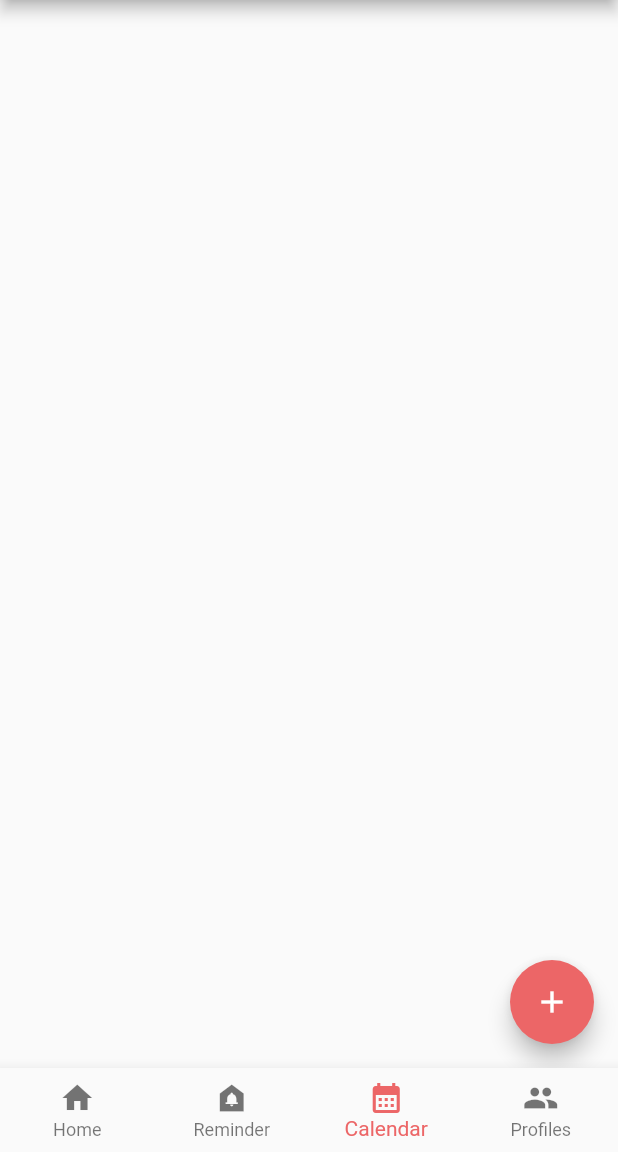
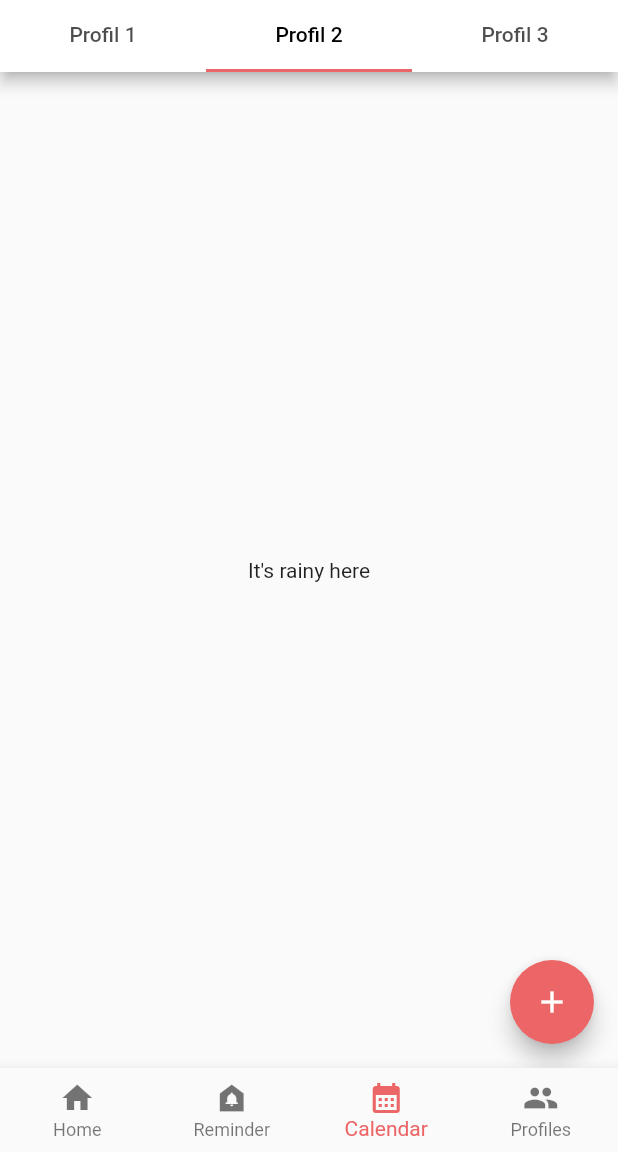
Before and after one commit to tobias-mack/tabmind, a Flutter app: the screen it shows after launch, item 3 of the bottom bar chosen, on a phone screen of 412 x 824 dp, the part 84-1236 px from its top. Run offline on Flutter 3.47's test engine with Material 2 defaults, Android fonts, the phone set to English and light mode, and no system bars; our stand-ins replace flutter_riverpod, freezed_annotation.

Commit message:
Calendar: tab bar

```diff
--- a/lib/pages/calendar/calendar_view.dart
+++ b/lib/pages/calendar/calendar_view.dart
@@ -5,18 +5,19 @@ import '../../common/providers.dart';
 import '../../util/AppColors.dart';
 import 'calendar_model.dart';
 
-
 class CalendarView extends ConsumerWidget {
   const CalendarView({Key? key}) : super(key: key);
 
   @override
   Widget build(BuildContext context, WidgetRef ref) {
-
     final CalendarController controller =
         ref.read(providers.calendarControllerProvider.notifier);
     final CalendarModel model = ref.watch(providers.calendarControllerProvider);
 
-    return Scaffold(
+    return DefaultTabController(
+      initialIndex: 1,
+      length: 3,
+      child: Scaffold(
         appBar: AppBar(
           backgroundColor: Colors.white,
           title: const Image(
@@ -25,16 +26,50 @@ class CalendarView extends ConsumerWidget {
             height: 50,
           ),
           centerTitle: true,
+          bottom: const TabBar(
+            labelColor: Colors.black,
+            indicatorColor: accentColor,
+            tabs: <Widget>[
+              Tab(
+                text: "Profil 1",
               ),
-
+              Tab(
+                text: "Profil 2",
+              ),
+              Tab(
+                text: "Profil 3",
+              ),
+            ],
+          ),
+        ),
+        body: const TabBarView(
+          children: <Widget>[
+            Center(
+              child: Text("It's cloudy here"),
+            ),
+            Center(
+              child: Text("It's rainy here"),
+            ),
+            Center(
+              child: Text("It's sunny here"),
+            ),
+          ],
+        ),
+        //Padding(
+        //  padding: const EdgeInsets.all(16.0),
+        //  child: Text(
+        //    "Your Calendar",
+        //    style: Theme.of(context).textTheme.headline6,
+        //  ),
+        //),
         floatingActionButton: const FloatingActionButton(
           onPressed: null,
           tooltip: 'tooltip',
           backgroundColor: accentColor,
           child: Icon(Icons.add),
         ),
+      ),
     );
-
   }
 }
 
```
Lines whose indentation alone changed are shown as unchanged.
